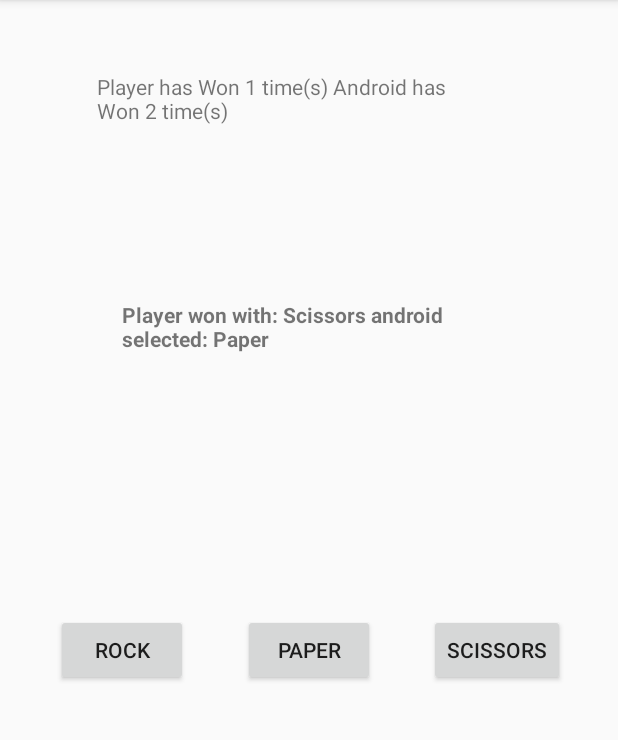
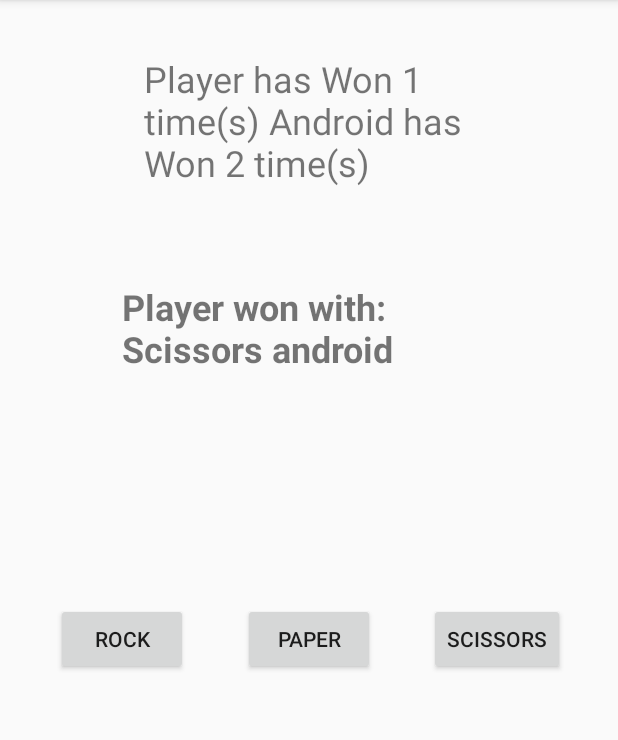
Before and after one commit to luisfta17/RockPaperScissors_AndroidApp, an Android app: the screen it shows after launch (GameActivity), after a tap on "SCISSORS", on a phone screen of 412 x 824 dp, the part 84-824 px from its top. Run offline under Robolectric (Android 15) with nearby library versions, the phone set to English and light mode, and no system bars; 2 other taps on this screen came first.

Commit message:
bigger images and text

```diff
--- a/app/src/main/res/layout/activity_game.xml
+++ b/app/src/main/res/layout/activity_game.xml
@@ -14,6 +14,7 @@
         android:layout_marginStart="8dp"
         android:layout_marginTop="52dp"
         android:text="@string/instructions"
+        android:textSize="24sp"
         android:textStyle="bold"
         app:layout_constraintEnd_toEndOf="parent"
         app:layout_constraintStart_toStartOf="parent"
@@ -56,13 +57,11 @@
         android:layout_width="wrap_content"
         android:layout_height="wrap_content"
         android:layout_marginBottom="76dp"
-        android:layout_marginEnd="8dp"
-        android:layout_marginStart="8dp"
+        android:layout_marginStart="36dp"
         android:layout_marginTop="8dp"
         android:onClick="onScissorsClickButton"
         android:text="@string/Scissors"
         app:layout_constraintBottom_toBottomOf="parent"
-        app:layout_constraintEnd_toEndOf="parent"
         app:layout_constraintStart_toEndOf="@+id/Paper"
         app:layout_constraintTop_toBottomOf="@+id/instructions"
         app:layout_constraintVertical_bias="0.382" />
@@ -73,11 +72,19 @@
         android:layout_height="100dp"
         android:layout_marginEnd="8dp"
         android:layout_marginStart="56dp"
-        android:layout_marginTop="48dp"
+        android:layout_marginTop="36dp"
         android:text="@string/result"
+        android:textSize="24sp"
         app:layout_constraintEnd_toEndOf="parent"
-        app:layout_constraintHorizontal_bias="0.101"
+        app:layout_constraintHorizontal_bias="0.462"
         app:layout_constraintStart_toStartOf="parent"
         app:layout_constraintTop_toTopOf="parent" />
 
+    <android.support.constraint.Guideline
+        android:id="@+id/guideline"
+        android:layout_width="wrap_content"
+        android:layout_height="wrap_content"
+        android:orientation="vertical"
+        app:layout_constraintGuide_begin="20dp" />
+
 </android.support.constraint.ConstraintLayout>
```
